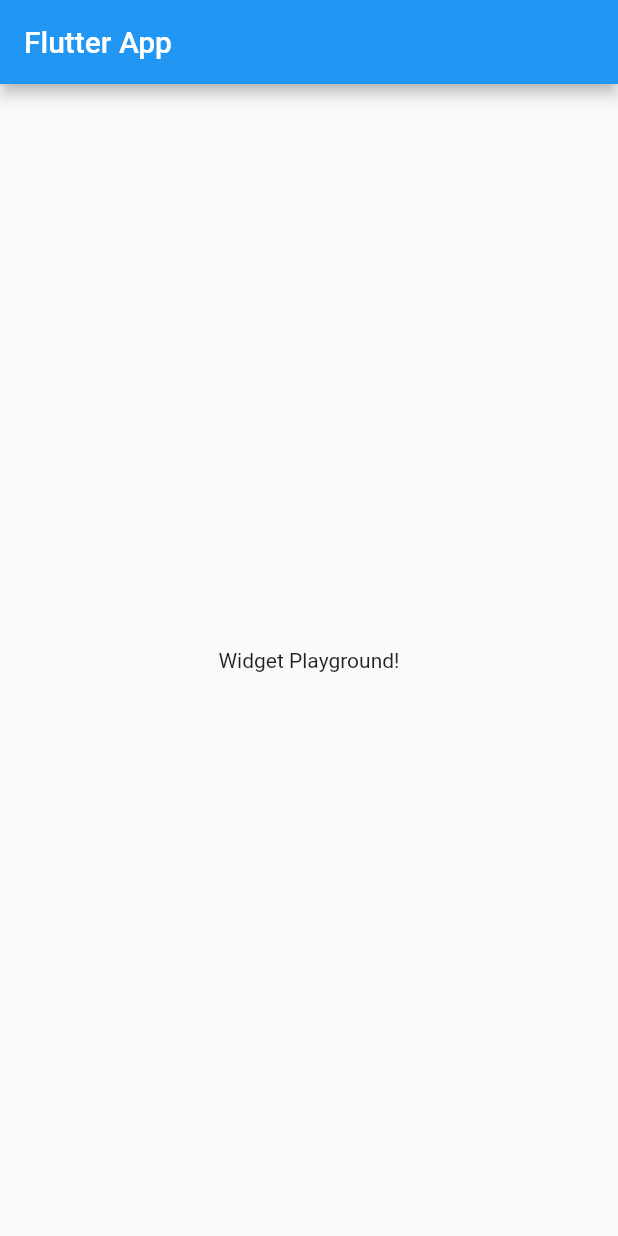
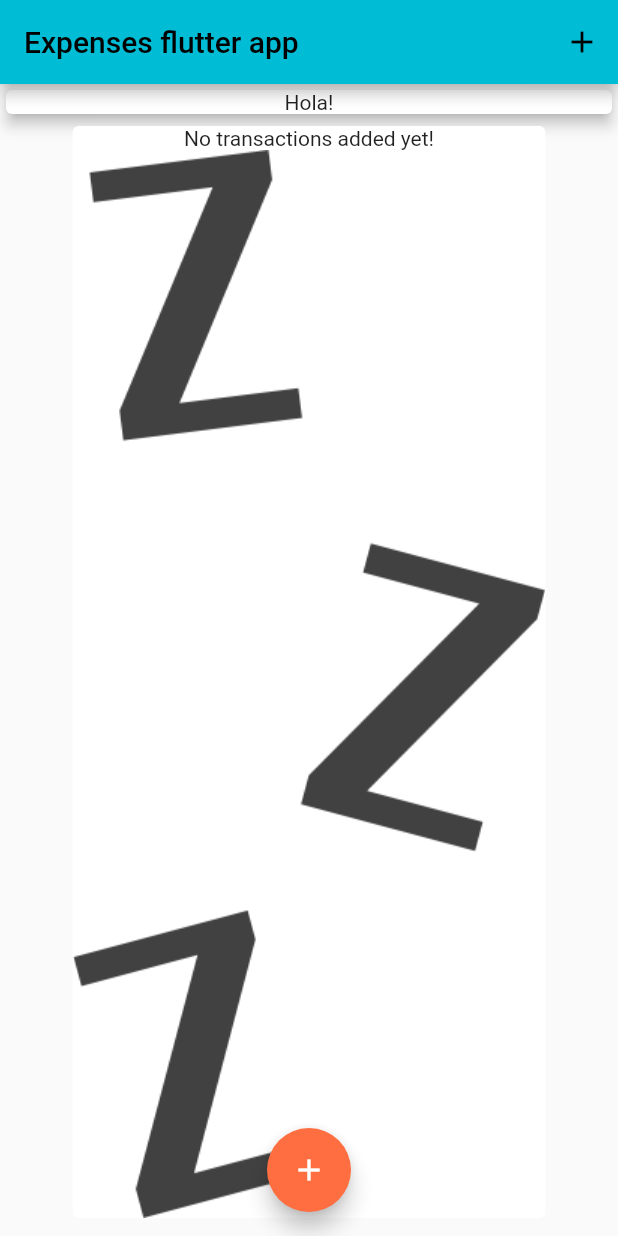
Before and after one commit to daxin3/maximilian-flutter, a Flutter app: the screen it shows after launch, on a phone screen of 412 x 824 dp. Run offline on Flutter 3.47's test engine with Material 2 defaults, Android fonts, the light colour scheme and no system bars.

Commit message:
Tema 4 Again

```diff
--- a/registre_gastos/lib/main.dart
+++ b/registre_gastos/lib/main.dart
@@ -1,4 +1,9 @@
+import 'package:flutter/cupertino.dart';
 import 'package:flutter/material.dart';
+
+import 'model/transaction.dart';
+import './widgets/transaction_list.dart';
+import './widgets/add_transaction.dart';
 
 void main() => runApp(MyApp());
 
@@ -6,22 +11,89 @@
   @override
   Widget build(BuildContext context) {
     return MaterialApp(
-      title: 'Flutter App',
+      title: 'Expenses Flutter App',
       home: MyHomePage(),
+      theme: ThemeData(
+        primarySwatch: Colors.cyan,
+        accentColor: Colors.deepOrangeAccent
+      ),
     );
   }
 }
 
-class MyHomePage extends StatelessWidget {
+class MyHomePage extends StatefulWidget {
+  @override
+  _MyHomePageState createState() => _MyHomePageState();
+}
+
+class _MyHomePageState extends State<MyHomePage> {
+  final List<Transaction> _userTransactions = [
+    //Transaction(id: "1", amount: 33.4, title: "Sabates", date: DateTime.now()),
+    //Transaction(id: "2", amount: 68.4, title: "Botes", date: DateTime.now())
+  ];
+
+  void _addTransaction(String title, double amount) {
+    final tx = new Transaction(
+        id: DateTime.now().toString(),
+        title: title,
+        amount: amount,
+        date: DateTime.now());
+
+    setState(() {
+      _userTransactions.add(tx);
+    });
+
+    Navigator.of(context).pop();
+  }
+
+  void _startAddNewTransaction(BuildContext ctx) {
+    showModalBottomSheet(
+      context: ctx,
+      builder: (_) {
+        return AddTransaction(_addTransaction);
+      },
+    );
+  }
+
   @override
   Widget build(BuildContext context) {
     return Scaffold(
       appBar: AppBar(
-        title: Text('Flutter App'),
+        title: Text('Expenses flutter app'),
+        actions: [
+          IconButton(
+            onPressed: () {
+              _startAddNewTransaction(context);
+            },
+            icon: Icon(Icons.add),
+          ),
+        ],
       ),
-      body: Center(
-        child: Text('Widget Playground!'),
+      body: Column(
+        children: [
+          Card(
+            child: Container(
+              child: Text("Hola!"),
+              width: double.infinity,
+              alignment: Alignment.center,
+            ),
+            elevation: 4,
+          ),
+          Card(
+            child: TransactionList(_userTransactions),
+            elevation: 0,
+          )
+        ],
       ),
+      floatingActionButton: FloatingActionButton(
+        child: Icon(Icons.add),
+        onPressed: () {
+          _startAddNewTransaction(context);
+        },
+        mini: false,
+        clipBehavior: Clip.none,
+      ),
+      floatingActionButtonLocation: FloatingActionButtonLocation.centerFloat,
     );
   }
 }
--- /dev/null
+++ b/registre_gastos/lib/model/transaction.dart
@@ -0,0 +1,13 @@
+class Transaction {
+  final String id;
+  final String title;
+  final double amount;
+  final DateTime date;
+
+  Transaction({
+    required this.id,
+    required this.title,
+    required this.amount,
+    required this.date
+    });
+}
--- /dev/null
+++ b/registre_gastos/lib/widgets/transaction_list.dart
@@ -0,0 +1,72 @@
+import 'package:flutter/material.dart';
+
+import '../model/transaction.dart';
+
+class TransactionList extends StatefulWidget {
+  final List<Transaction> transactions;
+
+  TransactionList(this.transactions);
+
+  @override
+  _TransactionListState createState() => _TransactionListState(transactions);
+}
+
+class _TransactionListState extends State<TransactionList> {
+  final List<Transaction> transactions;
+
+  _TransactionListState(this.transactions);
+
+  @override
+  Widget build(BuildContext context) {
+    return Container(
+      child: transactions.isEmpty
+          ? Column(
+              children: [
+                Text("No transactions added yet!"),
+                Image.asset('assets/images/waiting.png'),
+              ],
+            )
+          : Column(
+              children: transactions.map((tr) {
+                return Card(
+                  elevation: 4,
+                  child: Row(
+                    children: [
+                      Container(
+                        child: Text(
+                          '${tr.amount.toStringAsFixed(2)} €',
+                          style: TextStyle(
+                              fontSize: 13, fontWeight: FontWeight.w300),
+                        ),
+                        margin:
+                            EdgeInsets.symmetric(horizontal: 20, vertical: 3),
+                        padding: EdgeInsets.all(6),
+                        decoration: BoxDecoration(
+                          color: Color.fromARGB(255, 235, 235, 235),
+                          border:
+                              Border.all(color: Colors.transparent, width: 2),
+                          borderRadius: BorderRadius.circular(5),
+                        ),
+                      ),
+                      Column(
+                        children: [
+                          Text(
+                            tr.title,
+                            style: TextStyle(
+                                fontWeight: FontWeight.bold, fontSize: 14),
+                          ),
+                          Text(
+                            tr.date.toString(),
+                            style: TextStyle(fontSize: 13),
+                          )
+                        ],
+                        crossAxisAlignment: CrossAxisAlignment.start,
+                      )
+                    ],
+                  ),
+                );
+              }).toList(),
+            ),
+    );
+  }
+}
--- a/registre_gastos/pubspec.yaml
+++ b/registre_gastos/pubspec.yaml
@@ -23,7 +23,7 @@
 dependencies:
   flutter:
     sdk: flutter
-
+  intl: ^0.17.0
 
   # The following adds the Cupertino Icons font to your application.
   # Use with the CupertinoIcons class for iOS style icons.
@@ -48,6 +48,8 @@
   # assets:
   #   - images/a_dot_burr.jpeg
   #   - images/a_dot_ham.jpeg
+  assets:
+    - assets/images/waiting.png
 
   # An image asset can refer to one or more resolution-specific "variants", see
   # https://flutter.dev/assets-and-images/#resolution-aware.
```
Also changed, not shown: registre_gastos/lib/widgets/add_transaction.dart (added, +70 -0 lines), registre_gastos/lib/widgets/chart.dart (added, +14 -0 lines), registre_gastos/assets/images/waiting.png (added), registre_gastos/pubspec.lock.
